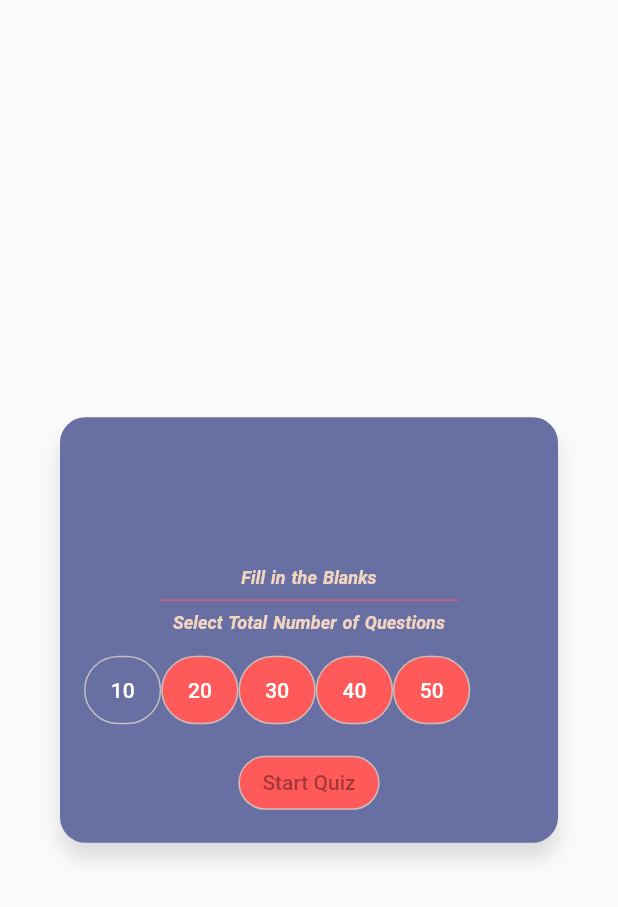
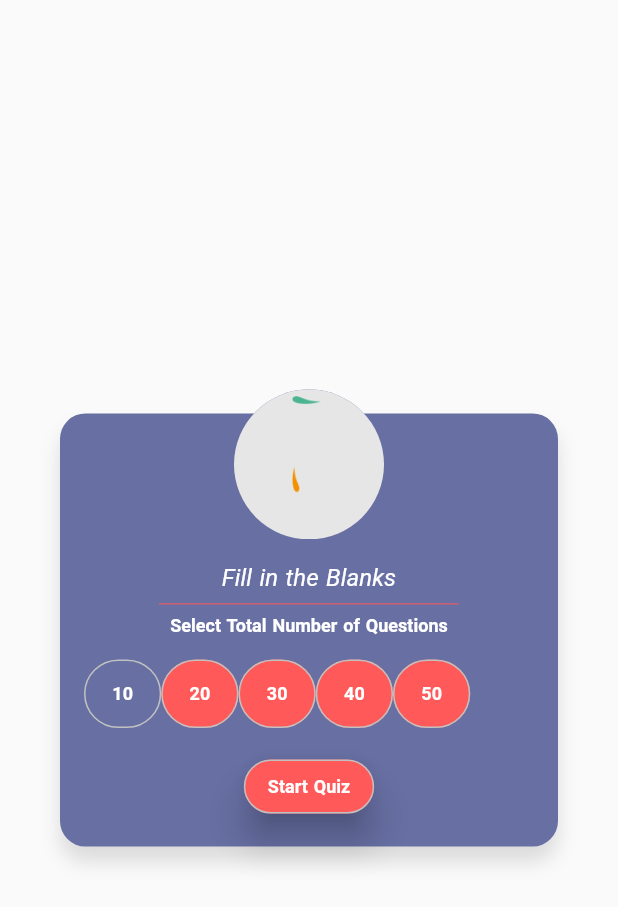
Before and after one commit to htrhan/english_exam, a Flutter app: the QuizOptionView widget shown alone on an empty page, opened directly with sample values from the repository, on a phone screen of 412 x 824 dp. Shown: the top 907 px of the screen. Run offline on Flutter 3.47's test engine with Material 2 defaults, Android fonts, the phone set to English and light mode, and no system bars; our stand-ins replace glassmorphism; Roboto replaces fonts that are missing (SansPro).

Commit message:
gif eklendi

```diff
--- a/lib/ui/widget/quizoption.dart
+++ b/lib/ui/widget/quizoption.dart
@@ -14,7 +14,7 @@ class _QuizOptionViewState extends State<QuizOptionView> {
   List number = [10, 20, 30, 40, 50];
   int selectedIndex = 0;
   int noOfQuestion = 10;
-  Color colour = Colors.deepOrange;
+  bool isHover = false;
   @override
   Widget build(BuildContext context) {
     return Dialog(
@@ -52,18 +52,19 @@ class _QuizOptionViewState extends State<QuizOptionView> {
             children: [
               Text(
                 widget.category.title,
-                style: const TextStyle(
-                    fontStyle: FontStyle.italic, color: Color(0xffF3D5C0)),
+                style: Theme.of(context)
+                    .textTheme
+                    .bodyText1!
+                    .copyWith(fontStyle: FontStyle.italic),
               ),
               const Divider(
                 color: kRedColor,
                 endIndent: 50,
                 indent: 50,
               ),
-              const Text(
+              Text(
                 'Select Total Number of Questions',
-                style: TextStyle(
-                    fontStyle: FontStyle.italic, color: Color(0xffF3D5C0)),
+                style: Theme.of(context).textTheme.bodyText2,
               ),
               const SizedBox(height: 15),
               SizedBox(
@@ -82,11 +83,27 @@ class _QuizOptionViewState extends State<QuizOptionView> {
                       side: const BorderSide(color: kGrayColor),
                     ),
                   ),
+                  elevation: MaterialStateProperty.all<double?>(
+                    10.0,
+                  ),
                 ),
-                onPressed: null,
-                child: const Text("Start Quiz"),
+                onPressed: () {},
+                child: Text(
+                  "Start Quiz",
+                  style: Theme.of(context).textTheme.bodyText2,
+                ),
               ),
             ],
+          ),
+        ),
+        const Positioned(
+          top: 0,
+          left: 16,
+          right: 16,
+          child: CircleAvatar(
+            backgroundColor: kBlueColor,
+            radius: 50,
+            backgroundImage: AssetImage("assets/gifs/dvj.gif"),
           ),
         ),
       ],
@@ -105,7 +122,7 @@ class _QuizOptionViewState extends State<QuizOptionView> {
           },
           child: Text(
             "${number[index]}",
-            style: const TextStyle(color: Colors.white),
+            style: Theme.of(context).textTheme.bodyText2,
           ),
           style: ButtonStyle(
             minimumSize: MaterialStateProperty.all<Size?>(
--- a/pubspec.yaml
+++ b/pubspec.yaml
@@ -58,6 +58,7 @@ flutter:
   # To add assets to your application, add an assets section, like this:
   assets:
     - assets/images/bg.png
+    - assets/gifs
   #   - images/a_dot_burr.jpeg
   #   - images/a_dot_ham.jpeg
   # An image asset can refer to one or more resolution-specific "variants", see
```
Also changed, not shown: assets/gifs/dvj.gif (added).
